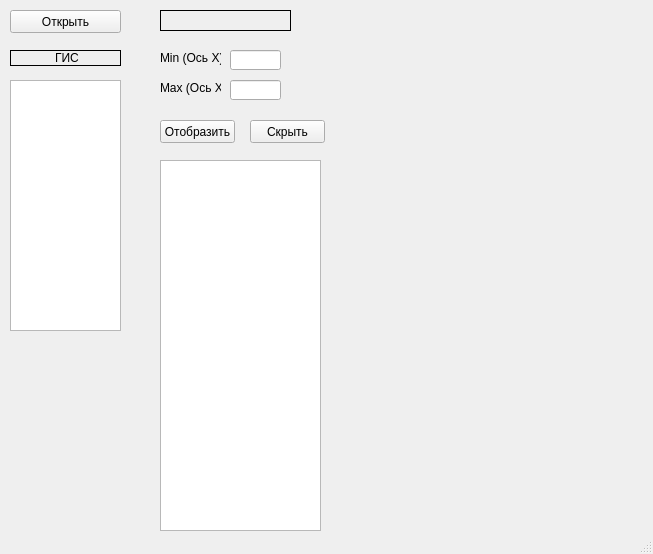
The window that mainwindow.ui (Dr-Faizmeister/visualize-from-csv) describes before a commit, drawn with Qt 5.
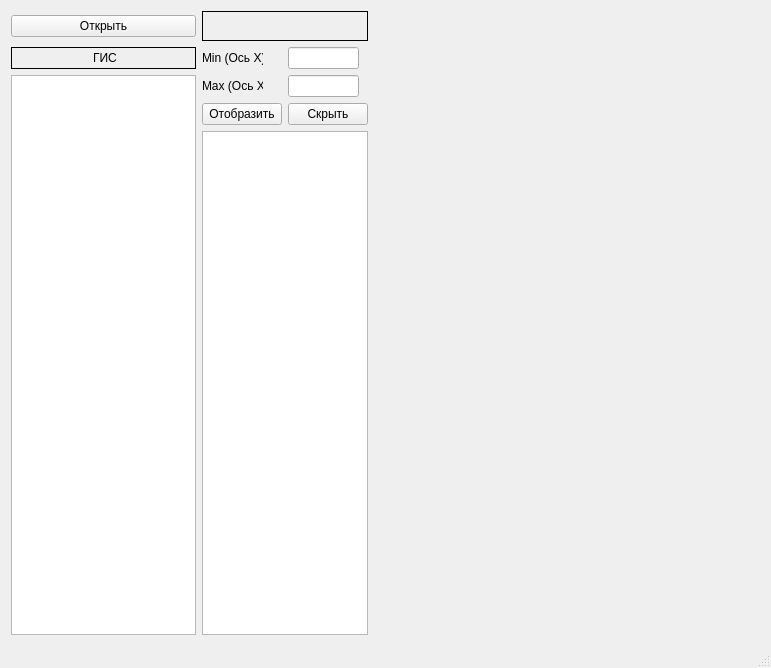
The same window after the commit. Custom widgets are drawn as their Qt base class.

Commit message: data + grid complete

```diff
--- a/mainwindow.ui
+++ b/mainwindow.ui
@@ -6,36 +6,97 @@
    <rect>
     <x>0</x>
     <y>0</y>
-    <width>653</width>
-    <height>554</height>
+    <width>771</width>
+    <height>668</height>
    </rect>
   </property>
   <property name="windowTitle">
    <string>MainWindow</string>
   </property>
   <widget class="QWidget" name="centralWidget">
-   <widget class="QPushButton" name="btnOpen">
-    <property name="geometry">
-     <rect>
-      <x>10</x>
-      <y>10</y>
-      <width>111</width>
-      <height>23</height>
-     </rect>
+   <layout class="QGridLayout" name="gridLayout">
+    <item row="3" column="1">
+     <widget class="QPushButton" name="btnShow">
+      <property name="maximumSize">
+       <size>
+        <width>91</width>
+        <height>16777215</height>
+       </size>
     </property>
     <property name="text">
-     <string>Открыть</string>
-    </property>
-   </widget>
+       <string>Отобразить</string>
+      </property>
+     </widget>
+    </item>
+    <item row="4" column="1" colspan="2">
+     <widget class="QTableWidget" name="tableWidget">
+      <property name="maximumSize">
+       <size>
+        <width>181</width>
+        <height>16777215</height>
+       </size>
+      </property>
+      <attribute name="horizontalHeaderVisible">
+       <bool>true</bool>
+      </attribute>
+      <attribute name="horizontalHeaderDefaultSectionSize">
+       <number>68</number>
+      </attribute>
+      <attribute name="verticalHeaderVisible">
+       <bool>false</bool>
+      </attribute>
+      <attribute name="verticalHeaderDefaultSectionSize">
+       <number>25</number>
+      </attribute>
+      <attribute name="verticalHeaderMinimumSectionSize">
+       <number>15</number>
+      </attribute>
+     </widget>
+    </item>
+    <item row="1" column="1">
+     <widget class="QLabel" name="lblMinX">
+      <property name="maximumSize">
+       <size>
+        <width>61</width>
+        <height>16777215</height>
+       </size>
+      </property>
+      <property name="text">
+       <string>&lt;html&gt;&lt;head/&gt;&lt;body&gt;&lt;p align=&quot;right&quot;&gt;Min (Ось X)&lt;/p&gt;&lt;/body&gt;&lt;/html&gt;</string>
+      </property>
+     </widget>
+    </item>
+    <item row="2" column="0" rowspan="3">
+     <widget class="QListWidget" name="listWidget">
+      <property name="sizePolicy">
+       <sizepolicy hsizetype="Expanding" vsizetype="Expanding">
+        <horstretch>4</horstretch>
+        <verstretch>0</verstretch>
+       </sizepolicy>
+      </property>
+      <property name="maximumSize">
+       <size>
+        <width>185</width>
+        <height>16777215</height>
+       </size>
+      </property>
+     </widget>
+    </item>
+    <item row="2" column="1">
+     <widget class="QLabel" name="lblMaxX">
+      <property name="maximumSize">
+       <size>
+        <width>61</width>
+        <height>16777215</height>
+       </size>
+      </property>
+      <property name="text">
+       <string>&lt;html&gt;&lt;head/&gt;&lt;body&gt;&lt;p align=&quot;right&quot;&gt;Max (Ось X)&lt;/p&gt;&lt;/body&gt;&lt;/html&gt;</string>
+      </property>
+     </widget>
+    </item>
+    <item row="1" column="0">
    <widget class="QLabel" name="lblGis">
-    <property name="geometry">
-     <rect>
-      <x>10</x>
-      <y>50</y>
-      <width>111</width>
-      <height>16</height>
-     </rect>
-    </property>
     <property name="frameShape">
      <enum>QFrame::Box</enum>
     </property>
@@ -43,14 +104,14 @@
      <string>&lt;html&gt;&lt;head/&gt;&lt;body&gt;&lt;p align=&quot;center&quot;&gt;ГИС&lt;/p&gt;&lt;/body&gt;&lt;/html&gt;</string>
     </property>
    </widget>
+    </item>
+    <item row="0" column="1" colspan="2">
    <widget class="QLabel" name="lblGisMethod">
-    <property name="geometry">
-     <rect>
-      <x>160</x>
-      <y>10</y>
-      <width>131</width>
-      <height>21</height>
-     </rect>
+      <property name="maximumSize">
+       <size>
+        <width>181</width>
+        <height>16777215</height>
+       </size>
     </property>
     <property name="frameShape">
      <enum>QFrame::Box</enum>
@@ -62,111 +123,61 @@
      <set>Qt::AlignCenter</set>
     </property>
    </widget>
-   <widget class="QLabel" name="lblMinX">
-    <property name="geometry">
-     <rect>
-      <x>160</x>
-      <y>50</y>
-      <width>61</width>
-      <height>16</height>
-     </rect>
-    </property>
-    <property name="text">
-     <string>&lt;html&gt;&lt;head/&gt;&lt;body&gt;&lt;p align=&quot;right&quot;&gt;Min (Ось X)&lt;/p&gt;&lt;/body&gt;&lt;/html&gt;</string>
-    </property>
-   </widget>
-   <widget class="QLabel" name="lblMaxX">
-    <property name="geometry">
-     <rect>
-      <x>160</x>
-      <y>80</y>
-      <width>61</width>
-      <height>16</height>
-     </rect>
-    </property>
-    <property name="text">
-     <string>&lt;html&gt;&lt;head/&gt;&lt;body&gt;&lt;p align=&quot;right&quot;&gt;Max (Ось X)&lt;/p&gt;&lt;/body&gt;&lt;/html&gt;</string>
-    </property>
-   </widget>
-   <widget class="QLineEdit" name="lineEditMin">
-    <property name="geometry">
-     <rect>
-      <x>230</x>
-      <y>50</y>
-      <width>51</width>
-      <height>20</height>
-     </rect>
-    </property>
-   </widget>
-   <widget class="QLineEdit" name="lineEditMax">
-    <property name="geometry">
-     <rect>
-      <x>230</x>
-      <y>80</y>
-      <width>51</width>
-      <height>20</height>
-     </rect>
-    </property>
-   </widget>
-   <widget class="QPushButton" name="btnShow">
-    <property name="geometry">
-     <rect>
-      <x>160</x>
-      <y>120</y>
-      <width>75</width>
-      <height>23</height>
-     </rect>
-    </property>
-    <property name="text">
-     <string>Отобразить</string>
-    </property>
-   </widget>
+    </item>
+    <item row="3" column="2">
    <widget class="QPushButton" name="btnHide">
-    <property name="geometry">
-     <rect>
-      <x>250</x>
-      <y>120</y>
-      <width>75</width>
-      <height>23</height>
-     </rect>
+      <property name="maximumSize">
+       <size>
+        <width>101</width>
+        <height>16777215</height>
+       </size>
     </property>
     <property name="text">
      <string>Скрыть</string>
     </property>
    </widget>
+    </item>
+    <item row="0" column="0">
+     <widget class="QPushButton" name="btnOpen">
+      <property name="text">
+       <string>Открыть</string>
+      </property>
+     </widget>
+    </item>
+    <item row="1" column="2">
+     <widget class="QLineEdit" name="lineEditMin">
+      <property name="maximumSize">
+       <size>
+        <width>71</width>
+        <height>16777215</height>
+       </size>
+      </property>
+     </widget>
+    </item>
+    <item row="2" column="2">
+     <widget class="QLineEdit" name="lineEditMax">
+      <property name="maximumSize">
+       <size>
+        <width>71</width>
+        <height>16777215</height>
+       </size>
+      </property>
+     </widget>
+    </item>
+    <item row="0" column="3" rowspan="5">
    <widget class="QChartView" name="vchrt" native="true">
-    <property name="geometry">
-     <rect>
-      <x>350</x>
-      <y>10</y>
-      <width>291</width>
-      <height>521</height>
-     </rect>
+      <property name="sizePolicy">
+       <sizepolicy hsizetype="Preferred" vsizetype="Preferred">
+        <horstretch>0</horstretch>
+        <verstretch>0</verstretch>
+       </sizepolicy>
     </property>
     <property name="focusPolicy">
      <enum>Qt::ClickFocus</enum>
     </property>
    </widget>
-   <widget class="QListWidget" name="listWidget">
-    <property name="geometry">
-     <rect>
-      <x>10</x>
-      <y>80</y>
-      <width>111</width>
-      <height>251</height>
-     </rect>
-    </property>
-   </widget>
-   <widget class="QTableView" name="tableView">
-    <property name="geometry">
-     <rect>
-      <x>160</x>
-      <y>160</y>
-      <width>161</width>
-      <height>371</height>
-     </rect>
-    </property>
-   </widget>
+    </item>
+   </layout>
   </widget>
   <widget class="QStatusBar" name="statusBar"/>
  </widget>
```
Lines whose indentation alone changed are shown as unchanged. The commit also changes 3 other files.
